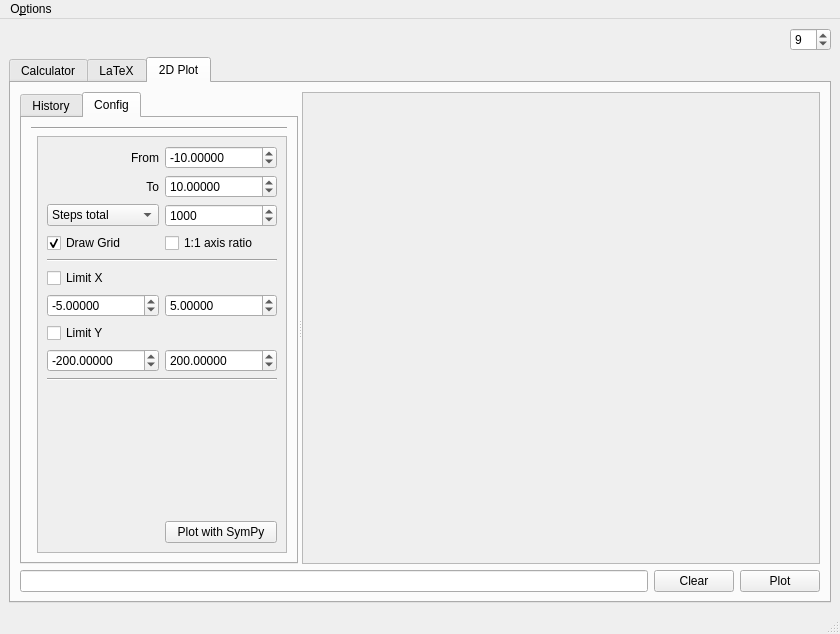
Above: AMaDiAUI.ui from AstusRush/AMaDiA before the change. Below: the same form after it.
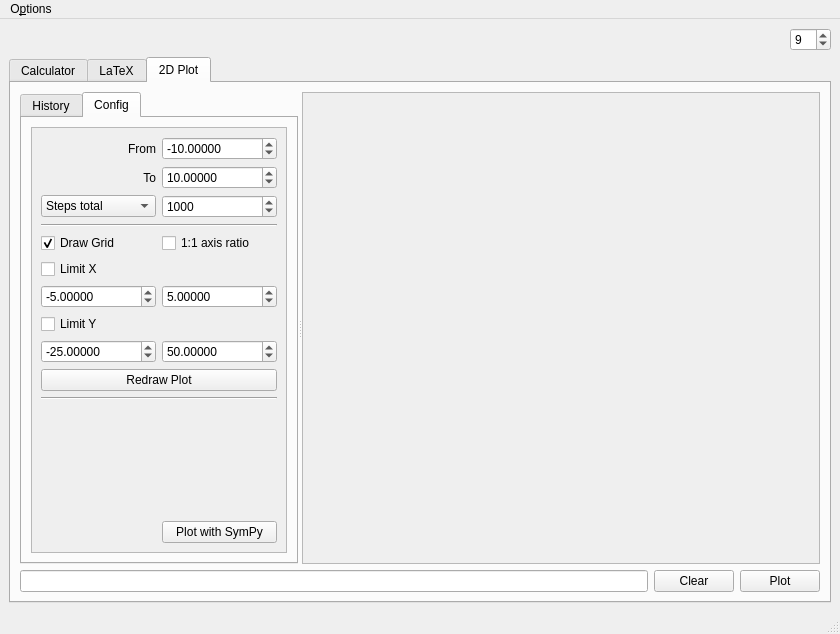
That is the form after the change. The open tabs and pages were chosen to show the change. Custom widgets are drawn as their Qt base class.

Commit message:
v0.6.1: Redraw Plot
+ Added a button to apply the settings to a plot
++ This allows the user to change the area that is displayed without the need to plot a new graph

The edit to the form file:
```diff
--- a/AMaDiAUI.ui
+++ b/AMaDiAUI.ui
@@ -27,7 +27,7 @@
        <bool>true</bool>
       </property>
       <property name="currentIndex">
-       <number>2</number>
+       <number>0</number>
       </property>
       <widget class="QWidget" name="Tab_1_Calculator">
        <property name="autoFillBackground">
@@ -198,7 +198,7 @@
               <item row="0" column="2">
                <widget class="QTabWidget" name="Tab_3_2D_Plot_TabWidget">
                 <property name="currentIndex">
-                 <number>1</number>
+                 <number>0</number>
                 </property>
                 <widget class="QWidget" name="Tab_3_2D_Plot_Tab_1_History">
                  <attribute name="title">
@@ -225,14 +225,7 @@
                   <string>Config</string>
                  </attribute>
                  <layout class="QGridLayout" name="gridLayout_8">
-                  <item row="1" column="0" colspan="2">
-                   <widget class="Line" name="line_3">
-                    <property name="orientation">
-                     <enum>Qt::Horizontal</enum>
-                    </property>
-                   </widget>
-                  </item>
-                  <item row="13" column="1">
+                  <item row="12" column="0">
                    <widget class="QScrollArea" name="scrollArea">
                     <property name="widgetResizable">
                      <bool>true</bool>
@@ -242,22 +235,38 @@
                       <rect>
                        <x>0</x>
                        <y>0</y>
-                       <width>248</width>
-                       <height>417</height>
+                       <width>254</width>
+                       <height>426</height>
                       </rect>
                      </property>
                      <layout class="QGridLayout" name="gridLayout_11">
-                      <item row="0" column="0">
-                       <widget class="QLabel" name="Tab_3_2D_Plot_Label_from">
+                      <item row="8" column="0">
+                       <widget class="QCheckBox" name="Tab_3_2D_Plot_YLim_Check">
+                        <property name="toolTip">
+                         <string>Limit the part of the y axis that is shown</string>
+                        </property>
                         <property name="text">
-                         <string>From</string>
+                         <string>Limit Y</string>
                         </property>
-                        <property name="alignment">
-                         <set>Qt::AlignRight|Qt::AlignTrailing|Qt::AlignVCenter</set>
+                       </widget>
+                      </item>
+                      <item row="7" column="1">
+                       <widget class="QDoubleSpinBox" name="Tab_3_2D_Plot_XLim_max">
+                        <property name="decimals">
+                         <number>5</number>
                         </property>
+                        <property name="minimum">
+                         <double>-1000000.000000000000000</double>
+                        </property>
+                        <property name="maximum">
+                         <double>1000000.000000000000000</double>
+                        </property>
+                        <property name="value">
+                         <double>5.000000000000000</double>
+                        </property>
                        </widget>
                       </item>
-                      <item row="6" column="0">
+                      <item row="7" column="0">
                        <widget class="QDoubleSpinBox" name="Tab_3_2D_Plot_XLim_min">
                         <property name="decimals">
                          <number>5</number>
@@ -273,13 +282,17 @@
                         </property>
                        </widget>
                       </item>
-                      <item row="1" column="0">
-                       <widget class="QLabel" name="Tab_3_2D_Plot_Label_to">
-                        <property name="text">
-                         <string>To</string>
+                      <item row="4" column="0" colspan="2">
+                       <widget class="Line" name="line_2">
+                        <property name="orientation">
+                         <enum>Qt::Horizontal</enum>
                         </property>
-                        <property name="alignment">
-                         <set>Qt::AlignRight|Qt::AlignTrailing|Qt::AlignVCenter</set>
+                       </widget>
+                      </item>
+                      <item row="5" column="1">
+                       <widget class="QCheckBox" name="Tab_3_2D_Plot_Axis_ratio_Checkbox">
+                        <property name="text">
+                         <string>1:1 axis ratio</string>
                         </property>
                        </widget>
                       </item>
@@ -299,6 +312,19 @@
                         </property>
                        </widget>
                       </item>
+                      <item row="12" column="0" colspan="2">
+                       <spacer name="verticalSpacer">
+                        <property name="orientation">
+                         <enum>Qt::Vertical</enum>
+                        </property>
+                        <property name="sizeHint" stdset="0">
+                         <size>
+                          <width>20</width>
+                          <height>40</height>
+                         </size>
+                        </property>
+                       </spacer>
+                      </item>
                       <item row="2" column="0">
                        <widget class="QComboBox" name="Tab_3_2D_Plot_Steps_comboBox">
                         <property name="currentText">
@@ -319,31 +345,7 @@
                         </item>
                        </widget>
                       </item>
-                      <item row="9" column="0" colspan="2">
-                       <widget class="Line" name="line">
-                        <property name="orientation">
-                         <enum>Qt::Horizontal</enum>
-                        </property>
-                       </widget>
-                      </item>
-                      <item row="4" column="0" colspan="2">
-                       <widget class="Line" name="line_2">
-                        <property name="orientation">
-                         <enum>Qt::Horizontal</enum>
-                        </property>
-                       </widget>
-                      </item>
-                      <item row="7" column="0">
-                       <widget class="QCheckBox" name="Tab_3_2D_Plot_YLim_Check">
-                        <property name="toolTip">
-                         <string>Limit the part of the y axis that is shown</string>
-                        </property>
-                        <property name="text">
-                         <string>Limit Y</string>
-                        </property>
-                       </widget>
-                      </item>
-                      <item row="8" column="1">
+                      <item row="9" column="1">
                        <widget class="QDoubleSpinBox" name="Tab_3_2D_Plot_YLim_max">
                         <property name="decimals">
                          <number>5</number>
@@ -355,11 +357,70 @@
                          <double>1000000.000000000000000</double>
                         </property>
                         <property name="value">
-                         <double>200.000000000000000</double>
+                         <double>50.000000000000000</double>
                         </property>
                        </widget>
                       </item>
-                      <item row="3" column="0">
+                      <item row="0" column="1">
+                       <widget class="QDoubleSpinBox" name="Tab_3_2D_Plot_From_Spinbox">
+                        <property name="decimals">
+                         <number>5</number>
+                        </property>
+                        <property name="minimum">
+                         <double>-1000000.000000000000000</double>
+                        </property>
+                        <property name="maximum">
+                         <double>1000000.000000000000000</double>
+                        </property>
+                        <property name="value">
+                         <double>-10.000000000000000</double>
+                        </property>
+                       </widget>
+                      </item>
+                      <item row="0" column="0">
+                       <widget class="QLabel" name="Tab_3_2D_Plot_Label_from">
+                        <property name="text">
+                         <string>From</string>
+                        </property>
+                        <property name="alignment">
+                         <set>Qt::AlignRight|Qt::AlignTrailing|Qt::AlignVCenter</set>
+                        </property>
+                       </widget>
+                      </item>
+                      <item row="6" column="0">
+                       <widget class="QCheckBox" name="Tab_3_2D_Plot_XLim_Check">
+                        <property name="toolTip">
+                         <string>Limit the part of the x axis that is shown</string>
+                        </property>
+                        <property name="text">
+                         <string>Limit X</string>
+                        </property>
+                       </widget>
+                      </item>
+                      <item row="11" column="0" colspan="2">
+                       <widget class="Line" name="line">
+                        <property name="orientation">
+                         <enum>Qt::Horizontal</enum>
+                        </property>
+                       </widget>
+                      </item>
+                      <item row="9" column="0">
+                       <widget class="QDoubleSpinBox" name="Tab_3_2D_Plot_YLim_min">
+                        <property name="decimals">
+                         <number>5</number>
+                        </property>
+                        <property name="minimum">
+                         <double>-1000000.000000000000000</double>
+                        </property>
+                        <property name="maximum">
+                         <double>1000000.000000000000000</double>
+                        </property>
+                        <property name="value">
+                         <double>-25.000000000000000</double>
+                        </property>
+                       </widget>
+                      </item>
+                      <item row="5" column="0">
                        <widget class="QCheckBox" name="Tab_3_2D_Plot_Draw_Grid_Checkbox">
                         <property name="text">
                          <string>Draw Grid</string>
@@ -369,61 +430,6 @@
                         </property>
                        </widget>
                       </item>
-                      <item row="3" column="1">
-                       <widget class="QCheckBox" name="Tab_3_2D_Plot_Axis_ratio_Checkbox">
-                        <property name="text">
-                         <string>1:1 axis ratio</string>
-                        </property>
-                       </widget>
-                      </item>
-                      <item row="8" column="0">
-                       <widget class="QDoubleSpinBox" name="Tab_3_2D_Plot_YLim_min">
-                        <property name="decimals">
-                         <number>5</number>
-                        </property>
-                        <property name="minimum">
-                         <double>-1000000.000000000000000</double>
-                        </property>
-                        <property name="maximum">
-                         <double>1000000.000000000000000</double>
-                        </property>
-                        <property name="value">
-                         <double>-200.000000000000000</double>
-                        </property>
-                       </widget>
-                      </item>
-                      <item row="0" column="1">
-                       <widget class="QDoubleSpinBox" name="Tab_3_2D_Plot_From_Spinbox">
-                        <property name="decimals">
-                         <number>5</number>
-                        </property>
-                        <property name="minimum">
-                         <double>-1000000.000000000000000</double>
-                        </property>
-                        <property name="maximum">
-                         <double>1000000.000000000000000</double>
-                        </property>
-                        <property name="value">
-                         <double>-10.000000000000000</double>
-                        </property>
-                       </widget>
-                      </item>
-                      <item row="6" column="1">
-                       <widget class="QDoubleSpinBox" name="Tab_3_2D_Plot_XLim_max">
-                        <property name="decimals">
-                         <number>5</number>
-                        </property>
-                        <property name="minimum">
-                         <double>-1000000.000000000000000</double>
-                        </property>
-                        <property name="maximum">
-                         <double>1000000.000000000000000</double>
-                        </property>
-                        <property name="value">
-                         <double>5.000000000000000</double>
-                        </property>
-                       </widget>
-                      </item>
                       <item row="2" column="1">
                        <widget class="QSpinBox" name="Tab_3_2D_Plot_Steps_Spinbox">
                         <property name="minimum">
@@ -437,30 +443,17 @@
                         </property>
                        </widget>
                       </item>
-                      <item row="5" column="0">
-                       <widget class="QCheckBox" name="Tab_3_2D_Plot_XLim_Check">
-                        <property name="toolTip">
-                         <string>Limit the part of the x axis that is shown</string>
-                        </property>
+                      <item row="1" column="0">
+                       <widget class="QLabel" name="Tab_3_2D_Plot_Label_to">
                         <property name="text">
-                         <string>Limit X</string>
+                         <string>To</string>
+                        </property>
+                        <property name="alignment">
+                         <set>Qt::AlignRight|Qt::AlignTrailing|Qt::AlignVCenter</set>
                         </property>
                        </widget>
                       </item>
-                      <item row="10" column="0" colspan="2">
-                       <spacer name="verticalSpacer">
-                        <property name="orientation">
-                         <enum>Qt::Vertical</enum>
-                        </property>
-                        <property name="sizeHint" stdset="0">
-                         <size>
-                          <width>20</width>
-                          <height>40</height>
-                         </size>
-                        </property>
-                       </spacer>
-                      </item>
-                      <item row="11" column="1">
+                      <item row="13" column="1">
                        <widget class="QPushButton" name="Tab_3_2D_Plot_Button_Plot_SymPy">
                         <property name="toolTip">
                          <string>&lt;!DOCTYPE HTML PUBLIC &quot;-//W3C//DTD HTML 4.0//EN&quot; &quot;http://www.w3.org/TR/REC-html40/strict.dtd&quot;&gt;
@@ -489,6 +482,16 @@
                         </property>
                        </widget>
                       </item>
+                      <item row="10" column="0" colspan="2">
+                       <widget class="QPushButton" name="Tab_3_2D_Plot_RedrawPlot_Button">
+                        <property name="toolTip">
+                         <string>Apply settings</string>
+                        </property>
+                        <property name="text">
+                         <string>Redraw Plot</string>
+                        </property>
+                       </widget>
+                      </item>
                      </layout>
                     </widget>
                    </widget>
```
Left out of the diff: 1 changed line with no effect on the pictures. The commit also changes 2 other files.
